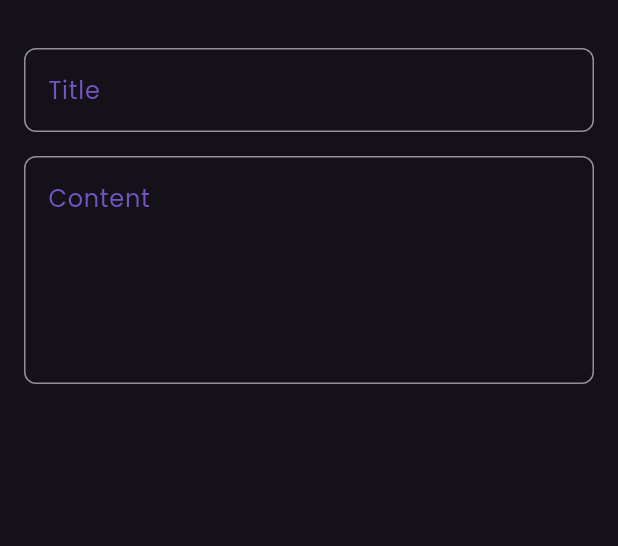
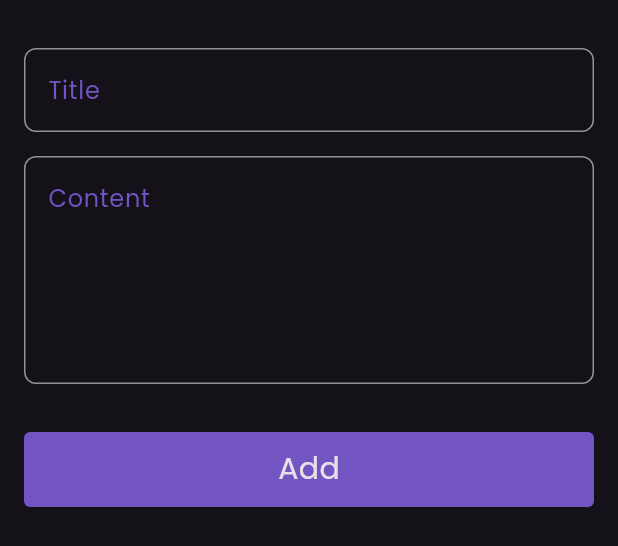
Before and after one commit to omaaramer/notes_app, a Flutter app: the AddModelBottomSheet widget shown alone on an empty page, opened directly, on a phone screen of 412 x 824 dp. Shown: the top 546 px of the screen. Run offline on Flutter 3.47's test engine with Material 3 defaults, Android fonts, the phone set to English and light mode, and no system bars.

Commit message:
finish text bottom sheet

```diff
--- a/lib/views/widgets/add_botton_sheet.dart
+++ b/lib/views/widgets/add_botton_sheet.dart
@@ -1,4 +1,5 @@
 import 'package:flutter/material.dart';
+import 'package:notes_app/views/widgets/custom_button.dart';
 
 import 'custom_text_field.dart';
 
@@ -11,6 +12,7 @@ class AddModelBottomSheet extends StatelessWidget {
   Widget build(BuildContext context) {
     return const Padding(
       padding: EdgeInsets.symmetric(horizontal: 16),
+      child: SingleChildScrollView(
         child: Column(
           children: [
             SizedBox(height: 32),
@@ -22,7 +24,11 @@ class AddModelBottomSheet extends StatelessWidget {
               hint: 'Content',
               maxLine: 5,
             ),
+            SizedBox(height: 32),
+            CustomButtun(text: "Add"),
+            SizedBox(height: 16),
           ],
+        ),
       ),
     );
   }
--- /dev/null
+++ b/lib/views/widgets/custom_button.dart
@@ -0,0 +1,29 @@
+import 'package:flutter/material.dart';
+import 'package:notes_app/constants.dart';
+
+class CustomButtun extends StatelessWidget {
+  const CustomButtun({super.key, required this.text, this.onTap});
+  final String text;
+  final VoidCallback? onTap;
+  @override
+  Widget build(BuildContext context) {
+    return GestureDetector(
+      onTap: onTap,
+      child: Container(
+          height: 50,
+          width: double.infinity,
+          decoration: BoxDecoration(
+            color: kPrimaryColor,
+            borderRadius: BorderRadius.circular(4),
+          ),
+          child: Center(
+            child: Text(
+              text,
+              style: const TextStyle(
+                fontSize: 20,
+              ),
+            ),
+          )),
+    );
+  }
+}
```
Lines whose indentation alone changed are shown as unchanged.
